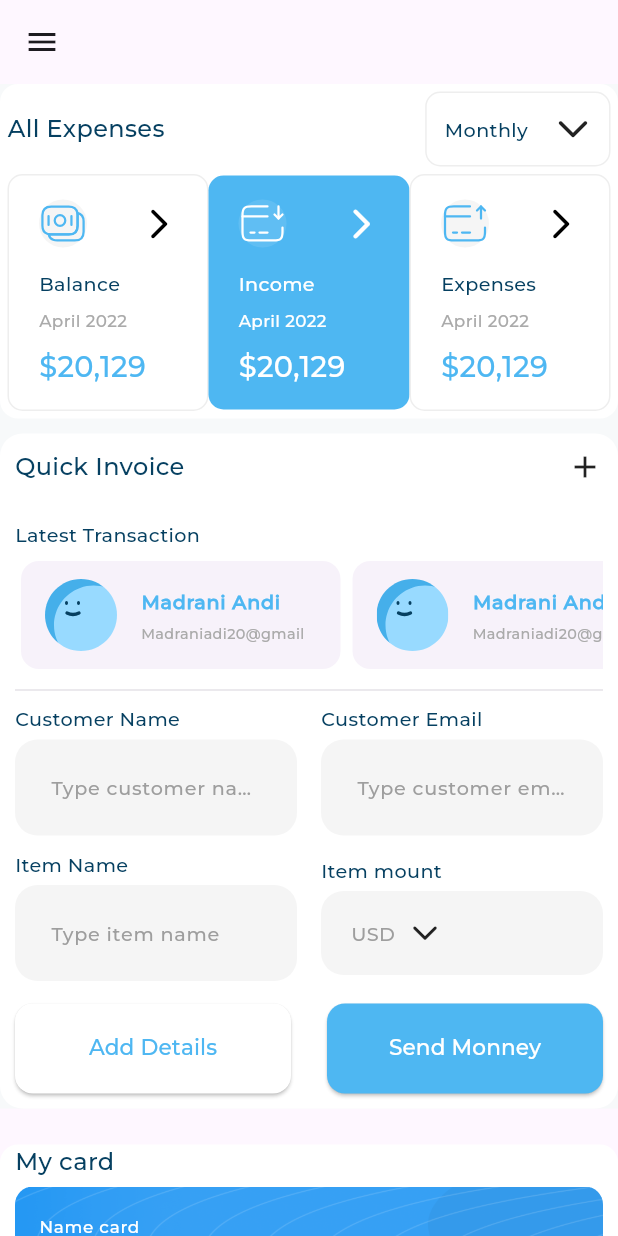
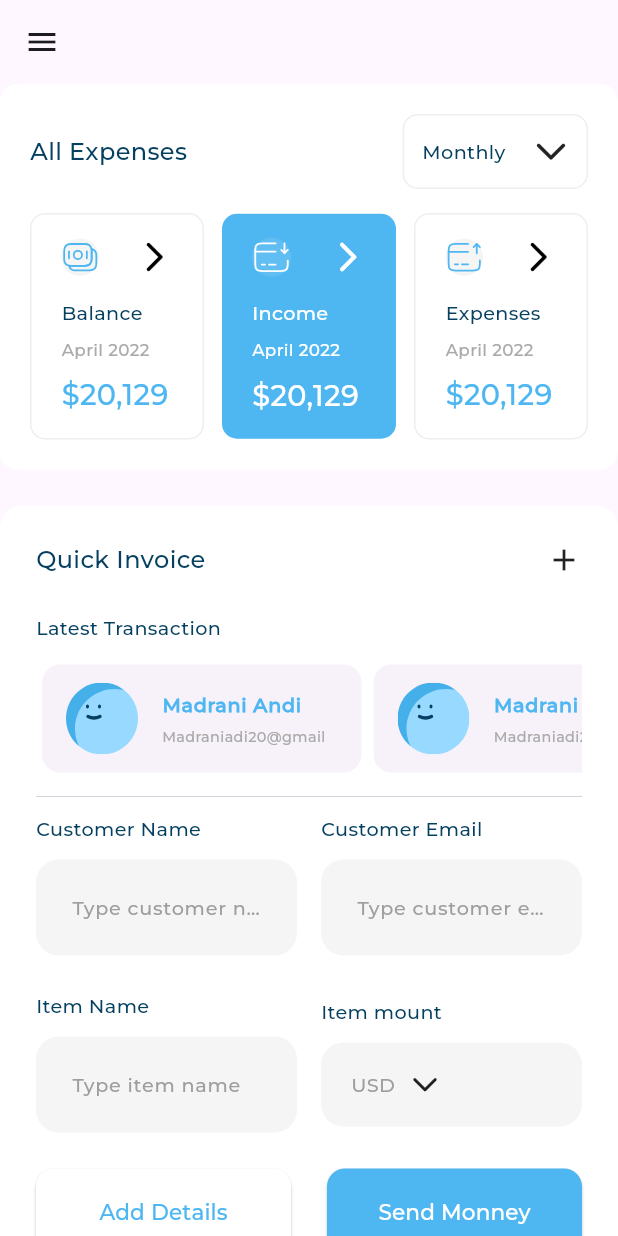
Before and after one commit to andrrew24/responsive_dashboard, a Flutter app: the screen it shows after launch, after a tap on "Income", on a phone screen of 412 x 824 dp. Run offline on Flutter 3.47's test engine with Material 3 defaults, Android fonts, the phone set to English and light mode, and no system bars; drawn by our look-alikes of expandable_page_view; our stand-ins replace device_preview, fl_chart, flutter_svg, gap; project files that could hold a hidden picture were left out.

Commit message:
project done

```diff
--- a/lib/main.dart
+++ b/lib/main.dart
@@ -1,8 +1,10 @@
+import 'package:device_preview/device_preview.dart';
 import 'package:flutter/material.dart';
 import 'package:responsive_dashboard/views/dashboard_view.dart';
 
 void main() {
-  runApp(const ResponsiveDashboard());
+  runApp(DevicePreview(
+      enabled: true, builder: (context) => const ResponsiveDashboard()));
 }
 
 class ResponsiveDashboard extends StatelessWidget {
@@ -10,9 +12,10 @@ class ResponsiveDashboard extends StatelessWidget {
 
   @override
   Widget build(BuildContext context) {
-    return const MaterialApp(
+    return MaterialApp(
+      locale: DevicePreview.locale(context),
       debugShowCheckedModeBanner: false,
-      home: DashboardView(),
+      home: const DashboardView(),
     );
   }
 }
--- a/lib/views/widgets/active_expenses_item.dart
+++ b/lib/views/widgets/active_expenses_item.dart
@@ -32,22 +32,31 @@ class ActiveEpensesItem extends StatelessWidget {
             iconColor: Colors.white,
           ),
           const Gap(15),
-          Text(
-            expensesItemModel.title,
-            style:
-                AppStyles.styleMedium16(context).copyWith(color: Colors.white),
+          FittedBox(
+            fit: BoxFit.scaleDown,
+            child: Text(
+              expensesItemModel.title,
+              style: AppStyles.styleMedium16(context)
+                  .copyWith(color: Colors.white),
+            ),
           ),
           const Gap(8),
-          Text(
-            expensesItemModel.subtitle,
-            style:
-                AppStyles.styleRegular14(context).copyWith(color: Colors.white),
+          FittedBox(
+            fit: BoxFit.scaleDown,
+            child: Text(
+              expensesItemModel.subtitle,
+              style: AppStyles.styleRegular14(context)
+                  .copyWith(color: Colors.white),
+            ),
           ),
           const Gap(8),
-          Text(
-            expensesItemModel.amount.toString(),
-            style: AppStyles.styleSemiBold24(context)
-                .copyWith(color: Colors.white),
+          FittedBox(
+            fit: BoxFit.scaleDown,
+            child: Text(
+              expensesItemModel.amount.toString(),
+              style: AppStyles.styleSemiBold24(context)
+                  .copyWith(color: Colors.white),
+            ),
           ),
         ],
       ),
--- a/lib/views/widgets/allexpenses_row.dart
+++ b/lib/views/widgets/allexpenses_row.dart
@@ -1,4 +1,5 @@
 import 'package:flutter/material.dart';
+import 'package:gap/gap.dart';
 import 'package:responsive_dashboard/models/expenses_item_model.dart';
 import 'package:responsive_dashboard/views/widgets/allexpenses_item.dart';
 
@@ -21,39 +22,42 @@ class _AllExpensesRowState extends State<AllExpensesRow> {
 
   @override
   Widget build(BuildContext context) {
-    return Row(
-        children: expensesItemsList.asMap().entries.map((e) {
-      int index = e.key;
-      var item = e.value;
-
-      if (index == 1) {
-        return Expanded(
+    return Row(children: [
+      Expanded(
         child: GestureDetector(
           onTap: () {
-              changeIndex(index);
+            changeIndex(0);
           },
-            child: Padding(
-              padding: const EdgeInsets.symmetric(horizontal: 0),
           child: AllExpenseItem(
-                expensesItemModel: item,
-                isSelected: activeIndex == index,
+            expensesItemModel: expensesItemsList[0],
+            isSelected: activeIndex == 0,
           ),
         ),
       ),
-        );
-      } else {
-        return Expanded(
+      const Gap(12),
+      Expanded(
         child: GestureDetector(
           onTap: () {
-              changeIndex(index);
+            changeIndex(1);
           },
           child: AllExpenseItem(
-              expensesItemModel: item,
-              isSelected: activeIndex == index,
+            expensesItemModel: expensesItemsList[1],
+            isSelected: activeIndex == 1,
           ),
         ),
-        );
-      }
-    }).toList());
+      ),
+      const Gap(12),
+      Expanded(
+        child: GestureDetector(
+          onTap: () {
+            changeIndex(2);
+          },
+          child: AllExpenseItem(
+            expensesItemModel: expensesItemsList[2],
+            isSelected: activeIndex == 2,
+          ),
+        ),
+      ),
+    ]);
   }
 }
--- a/lib/views/widgets/allexpenses_widget.dart
+++ b/lib/views/widgets/allexpenses_widget.dart
@@ -12,7 +12,7 @@ class AllExpensesWidget extends StatelessWidget {
   @override
   Widget build(BuildContext context) {
     return Container(
-      padding: const EdgeInsets.all(5),
+      padding: const EdgeInsets.all(20),
       decoration: BoxDecoration(
           color: Colors.white, borderRadius: BorderRadius.circular(12)),
       child: const Column(
@@ -20,7 +20,7 @@ class AllExpensesWidget extends StatelessWidget {
           CustomHeader(
             title: "All Expenses",
           ),
-          Gap(5),
+          Gap(16),
           AllExpensesRow(),
         ],
       ),
--- a/lib/views/widgets/desktop_mid_section.dart
+++ b/lib/views/widgets/desktop_mid_section.dart
@@ -10,15 +10,12 @@ class DesktopMidSection extends StatelessWidget {
 
   @override
   Widget build(BuildContext context) {
-    return Container(
-      decoration: const BoxDecoration(color: Color(0xfff7f9fa)),
-      child: const Column(
-        children: [
-          AllExpensesWidget(),
-          Gap(10),
-          QuickInvoiceWidget(),
-        ],
-      ),
+    return const Column(
+      children: [
+        AllExpensesWidget(),
+        Gap(24),
+        QuickInvoiceWidget(),
+      ],
     );
   }
 }
--- a/lib/views/widgets/deskyop_trailsection.dart
+++ b/lib/views/widgets/deskyop_trailsection.dart
@@ -10,12 +10,15 @@ class DesktopTrailSection extends StatelessWidget {
 
   @override
   Widget build(BuildContext context) {
-    return Column(
-      children: [
-        MyCardAndTransactionHistorySection(),
-        Gap(10),
-        Expanded(child: IncomeSection())
-      ],
+    return const Padding(
+      padding: EdgeInsets.only(right: 32.0),
+      child: Column(
+        children: [
+          MyCardAndTransactionHistorySection(),
+          Gap(24),
+          Expanded(child: IncomeSection())
+        ],
+      ),
     );
   }
 }
--- a/lib/views/widgets/detailed_income_chart.dart
+++ b/lib/views/widgets/detailed_income_chart.dart
@@ -15,7 +15,7 @@ class _DetailedIncomeChartState extends State<DetailedIncomeChart> {
   @override
   Widget build(BuildContext context) {
     return AspectRatio(
-      aspectRatio: 1,
+      aspectRatio: 1.5,
       child: PieChart(
         getPieChartData(),
       ),
--- a/lib/views/widgets/expenses_item_header.dart
+++ b/lib/views/widgets/expenses_item_header.dart
@@ -17,15 +17,25 @@ class ExpensesItemHeader extends StatelessWidget {
   Widget build(BuildContext context) {
     return Row(
       children: [
-        Container(
+        Flexible(
+          child: ConstrainedBox(
+            constraints: const BoxConstraints(maxWidth: 60),
+            child: AspectRatio(
+              aspectRatio: 1,
+              child: Container(
                 decoration: ShapeDecoration(
                   color: backgrounImage ?? Colors.grey.shade100,
                   shape: const OvalBorder(),
                 ),
+                child: Center(
                   child: SvgPicture.asset(
                     assetName,
                     colorFilter: ColorFilter.mode(
                         imageColor ?? const Color(0xff4eb7f2), BlendMode.srcIn),
+                  ),
+                ),
+              ),
+            ),
           ),
         ),
         const Spacer(),
--- a/lib/views/widgets/inactive_expenses_item.dart
+++ b/lib/views/widgets/inactive_expenses_item.dart
@@ -28,19 +28,28 @@ class InActiveEpensesItem extends StatelessWidget {
             assetName: expensesItemModel.assetName,
           ),
           const Gap(15),
-          Text(
+          FittedBox(
+            fit: BoxFit.scaleDown,
+            child: Text(
               expensesItemModel.title,
               style: AppStyles.styleMedium16(context),
             ),
+          ),
           const Gap(8),
-          Text(
+          FittedBox(
+            fit: BoxFit.scaleDown,
+            child: Text(
               expensesItemModel.subtitle,
               style: AppStyles.styleRegular14(context),
             ),
+          ),
           const Gap(8),
-          Text(
+          FittedBox(
+            fit: BoxFit.scaleDown,
+            child: Text(
               expensesItemModel.amount.toString(),
               style: AppStyles.styleSemiBold24(context),
+            ),
           ),
         ],
       ),
--- a/lib/views/widgets/income_section.dart
+++ b/lib/views/widgets/income_section.dart
@@ -11,13 +11,13 @@ class IncomeSection extends StatelessWidget {
   @override
   Widget build(BuildContext context) {
     return Container(
-      padding: const EdgeInsets.symmetric(horizontal: 20, vertical: 0),
+      padding: const EdgeInsets.symmetric(horizontal: 20, vertical: 20),
       decoration: ShapeDecoration(
           color: Colors.white,
           shape:
               RoundedRectangleBorder(borderRadius: BorderRadius.circular(12))),
-      child: Expanded(
-        child: const Column(
+      child: const Expanded(
+        child: Column(
           children: [
             CustomHeader(title: "Income"),
             Gap(5),
--- a/lib/views/widgets/income_section_body.dart
+++ b/lib/views/widgets/income_section_body.dart
@@ -14,13 +14,13 @@ class IncomeSectionBody extends StatelessWidget {
     double width = MediaQuery.sizeOf(context).width;
 
     if (width >= SizeConfig.desktop && width < 1750) {
-      return Expanded(
+      return const Expanded(
           child: Padding(
-        padding: const EdgeInsets.all(50),
+        padding: EdgeInsets.all(50),
         child: DetailedIncomeChart(),
       ));
     } else {
-      return Row(
+      return const Row(
         children: [
           Expanded(child: IncomeChart()),
           Expanded(flex: 2, child: ChartDetails())
--- a/lib/views/widgets/latest_transactions.dart
+++ b/lib/views/widgets/latest_transactions.dart
@@ -18,7 +18,7 @@ class LatestTransactionSection extends StatelessWidget {
           "Latest Transaction",
           style: AppStyles.styleMedium16(context),
         ),
-        const Gap(5),
+        const Gap(12),
         SingleChildScrollView(
           scrollDirection: Axis.horizontal,
           child: Row(
--- a/lib/views/widgets/my_card.dart
+++ b/lib/views/widgets/my_card.dart
@@ -11,7 +11,7 @@ class MyCard extends StatelessWidget {
   @override
   Widget build(BuildContext context) {
     return AspectRatio(
-      aspectRatio: 350 / 150,
+      aspectRatio: 420 / 215,
       child: Container(
         decoration: ShapeDecoration(
           image: const DecorationImage(
--- a/lib/views/widgets/my_card_section.dart
+++ b/lib/views/widgets/my_card_section.dart
@@ -32,7 +32,7 @@ class _MyCardSectionState extends State<MyCardSection> {
         MyCardPageView(
           pageController: pageController,
         ),
-        const Gap(18),
+        const Gap(19),
         DotsIndicator(currentIndex: currentIndex)
       ],
     );
--- a/lib/views/widgets/mycard_and_transaction_history.dart
+++ b/lib/views/widgets/mycard_and_transaction_history.dart
@@ -13,7 +13,7 @@ class MyCardAndTransactionHistorySection extends StatelessWidget {
   @override
   Widget build(BuildContext context) {
     return Container(
-      padding: const EdgeInsets.symmetric(horizontal: 10),
+      padding: const EdgeInsets.all(24),
       decoration: ShapeDecoration(
           color: Colors.white,
           shape:
@@ -25,14 +25,19 @@ class MyCardAndTransactionHistorySection extends StatelessWidget {
             "My card",
             style: AppStyles.styleSemiBold20(context),
           ),
-          const Gap(5),
+          const Gap(20),
           const MyCardSection(),
           const Divider(
             height: 20,
             thickness: .5,
           ),
           const TransactionHistoryHeader(),
-          const Gap(5),
+          const Gap(20),
+          Text(
+            "13 April 2022",
+            style: AppStyles.styleMedium16(context),
+          ),
+          const Gap(16),
           const TransactionHistoryListView(),
         ],
       ),
--- a/lib/views/widgets/quick_invoice.dart
+++ b/lib/views/widgets/quick_invoice.dart
@@ -12,7 +12,7 @@ class QuickInvoiceWidget extends StatelessWidget {
   @override
   Widget build(BuildContext context) {
     return Container(
-      padding: const EdgeInsets.all(10),
+      padding: const EdgeInsets.all(24),
       decoration: BoxDecoration(
           color: Colors.white, borderRadius: BorderRadius.circular(15)),
       child: const Column(
@@ -23,7 +23,7 @@ class QuickInvoiceWidget extends StatelessWidget {
           LatestTransactionSection(),
           Divider(
             thickness: .5,
-            height: 20,
+            height: 24,
           ),
           QuickInvoiceForm()
         ],
--- a/lib/views/widgets/quick_invoice_form.dart
+++ b/lib/views/widgets/quick_invoice_form.dart
@@ -26,7 +26,7 @@ class QuickInvoiceForm extends StatelessWidget {
             ),
           ],
         ),
-        const Gap(10),
+        const Gap(24),
         Row(
           children: [
             const Expanded(
@@ -42,7 +42,7 @@ class QuickInvoiceForm extends StatelessWidget {
                   "Item mount",
                   style: AppStyles.styleMedium16(context),
                 ),
-                const Gap(5),
+                const Gap(12),
                 Container(
                   padding: const EdgeInsets.only(left: 20, top: 18, bottom: 18),
                   decoration: ShapeDecoration(
@@ -71,7 +71,7 @@ class QuickInvoiceForm extends StatelessWidget {
             ))
           ],
         ),
-        const Gap(15),
+        const Gap(24),
         const Row(
           children: [
             Expanded(
--- a/lib/views/widgets/title_textfield.dart
+++ b/lib/views/widgets/title_textfield.dart
@@ -20,7 +20,7 @@ class TitleTextFieldWidget extends StatelessWidget {
           labelText,
           style: AppStyles.styleMedium16(context),
         ),
-        const Gap(5),
+        const Gap(12),
         TextField(
           decoration: InputDecoration(
               contentPadding: const EdgeInsets.all(20),
--- a/lib/views/widgets/userinfo_listtile.dart
+++ b/lib/views/widgets/userinfo_listtile.dart
@@ -21,13 +21,21 @@ class UserInfoListTile extends StatelessWidget {
           width: 48,
           child: SvgPicture.asset(userModel.iconName),
         ),
-        title: Text(
-          userModel.title,
-          style: AppStyles.styleBold16(context),
+        title: FittedBox(
+          alignment: AlignmentDirectional.centerStart,
+          fit: BoxFit.scaleDown,
+          child: Text(
+            userModel.title,
+            style: AppStyles.styleBold16(context),
+          ),
         ),
-        subtitle: Text(
-          userModel.subTitle,
-          style: AppStyles.styleRegular12(context),
+        subtitle: FittedBox(
+          fit: BoxFit.scaleDown,
+          alignment: AlignmentDirectional.centerStart,
+          child: Text(
+            userModel.subTitle,
+            style: AppStyles.styleRegular12(context),
+          ),
         ),
       ),
     );
--- a/pubspec.yaml
+++ b/pubspec.yaml
@@ -29,6 +29,7 @@ environment:
 # versions available, run `flutter pub outdated`.
 dependencies:
   cupertino_icons: ^1.0.2
+  device_preview: ^1.1.0
   expandable_page_view: ^1.0.17
   fl_chart: ^0.66.1
   flutter:
```
Also changed, not shown: pubspec.lock, 1 other file. Lines whose indentation alone changed are shown as unchanged.
